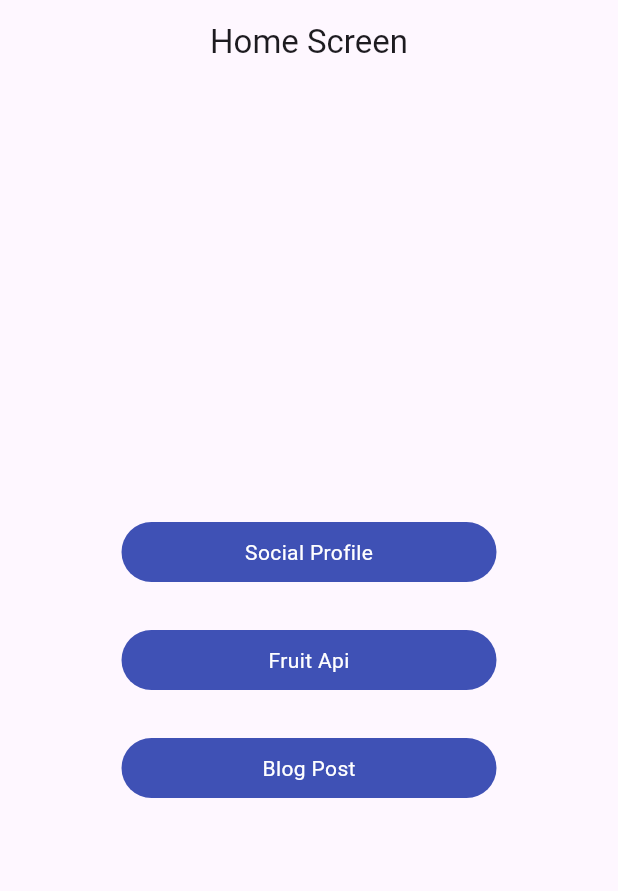
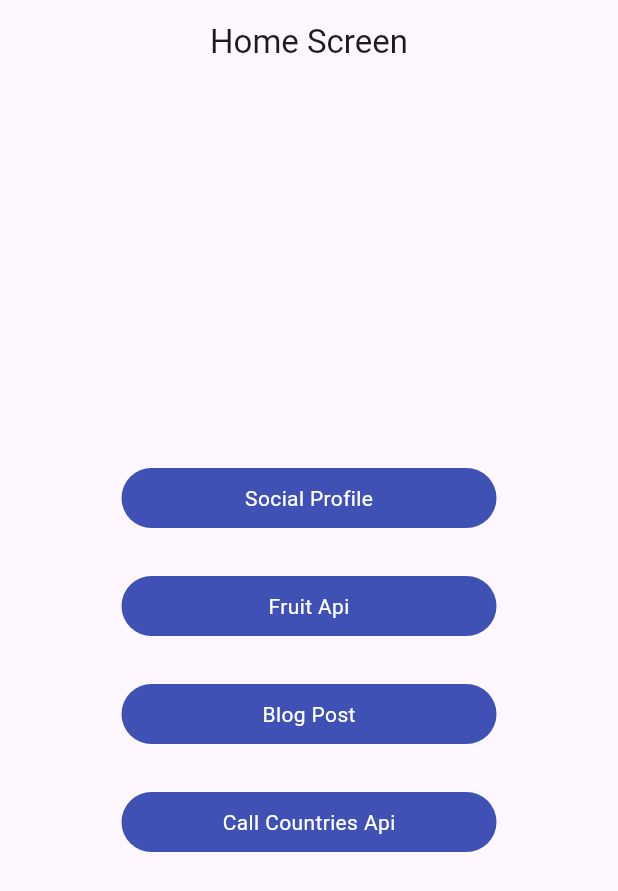
Before and after one commit to Muhammad-Adil005/dummy_api_practice, a Flutter app: the screen it shows after launch, on a phone screen of 412 x 824 dp. Shown: the top 891 px of the screen. Run offline on Flutter 3.47's test engine with Material 3 defaults, Android fonts, the phone set to English and light mode, and no system bars; our stand-ins replace bloc, dio, equatable, flutter_bloc, reactive_forms, shimmer.

Commit message:
Added All Countries Api inside this project also included ReactiveForms

```diff
--- /dev/null
+++ b/lib/All_Countries/all_countries.dart
@@ -0,0 +1,4 @@
+export 'all_countries_bloc.dart';
+export 'all_countries_event.dart';
+export 'all_countries_screen.dart';
+export 'all_countries_state.dart';
--- /dev/null
+++ b/lib/All_Countries/all_countries_event.dart
@@ -0,0 +1,3 @@
+abstract class AllCountriesEvent {}
+
+class CallAllCountriesApi extends AllCountriesEvent {}
--- a/lib/home/home_screen.dart
+++ b/lib/home/home_screen.dart
@@ -2,6 +2,8 @@ import 'package:dummy_api_practice_app/blog_post/blog_post.dart';
 import 'package:dummy_api_practice_app/fruits/fruits.dart';
 import 'package:dummy_api_practice_app/social_profile/socail.dart';
 import 'package:flutter/material.dart';
+
+import '../All_Countries/all_countries_screen.dart';
 
 class HomeScreen extends StatelessWidget {
   const HomeScreen({super.key});
@@ -42,7 +44,7 @@ class HomeScreen extends StatelessWidget {
                 ),
               ),
             ),
-            SizedBox(height: 32),
+            const SizedBox(height: 32),
             GestureDetector(
               onTap: () {
                 Navigator.push(
@@ -67,7 +69,7 @@ class HomeScreen extends StatelessWidget {
                 ),
               ),
             ),
-            SizedBox(height: 32),
+            const SizedBox(height: 32),
             GestureDetector(
               onTap: () {
                 Navigator.push(
@@ -92,6 +94,31 @@ class HomeScreen extends StatelessWidget {
                 ),
               ),
             ),
+            const SizedBox(height: 32),
+            GestureDetector(
+              onTap: () {
+                Navigator.push(
+                    context,
+                    MaterialPageRoute(
+                        builder: (context) => AllCountriesScreen()));
+              },
+              child: Container(
+                height: 40,
+                width: 250,
+                decoration: BoxDecoration(
+                  borderRadius: BorderRadius.circular(30),
+                  color: Colors.indigo,
+                ),
+                child: const Center(
+                  child: Text(
+                    'Call Countries Api',
+                    style: TextStyle(
+                      color: Colors.white,
+                    ),
+                  ),
+                ),
+              ),
+            ),
           ],
         ),
       ),
--- a/lib/social_profile/social_profile_bloc.dart
+++ b/lib/social_profile/social_profile_bloc.dart
@@ -26,7 +26,7 @@ class SocialProfileBloc extends Bloc<SocialProfileEvent, SocialProfileState> {
     emit(state.copyWith(loading: true));
     try {
       final response = await userRepository.fetchUsers();
-      print('users : $response');
+      // print('users : $response');
       final users =
           response.map((json) => SocialProfile.fromJson(json)).toList();
       emit(state.copyWith(loading: false, socialProfile: users));
--- a/pubspec.yaml
+++ b/pubspec.yaml
@@ -18,6 +18,7 @@ dependencies:
   flutter_bloc: ^8.1.6
   equatable: ^2.0.5
   shimmer: ^3.0.0
+  reactive_forms: ^17.0.1
 
 dev_dependencies:
   flutter_test:
```
Also changed, not shown: lib/All_Countries/all_countries_bloc.dart (added, +41 -0 lines), lib/All_Countries/all_countries_screen.dart (added, +82 -0 lines), lib/All_Countries/all_countries_state.dart (added, +32 -0 lines), lib/services/model/all_countries_model.dart (added, +51 -0 lines), lib/services/model/api/all_countries.dart (added, +22 -0 lines), pubspec.lock.
